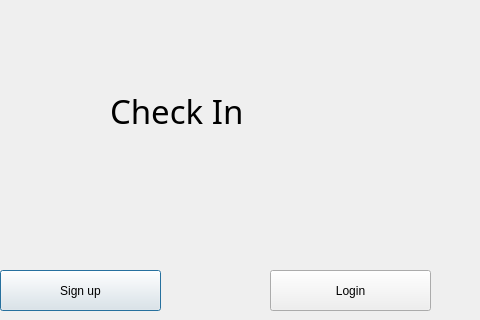
Hasansaberifar/AP_Prozhe, file Project_Ap/register_login_page.ui: the form before one commit; both pictures show x 160 to 640 and y 0 to 320 of the 765 by 556 pixel window.
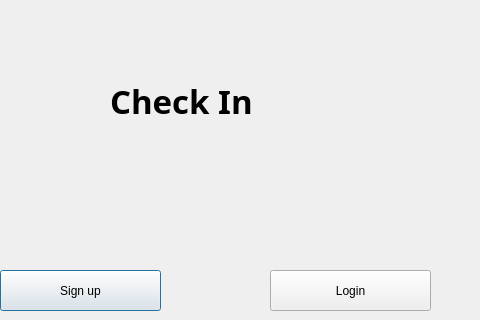
The form after the commit.

Diff of the .ui file:
```diff
--- a/Project_Ap/register_login_page.ui
+++ b/Project_Ap/register_login_page.ui
@@ -43,15 +43,16 @@
    <property name="geometry">
     <rect>
      <x>270</x>
-     <y>40</y>
+     <y>30</y>
      <width>261</width>
      <height>141</height>
     </rect>
    </property>
    <property name="font">
     <font>
-     <family>Segoe Script</family>
+     <family>Rockwell Extra Bold</family>
      <pointsize>25</pointsize>
+     <bold>true</bold>
     </font>
    </property>
    <property name="text">
```
